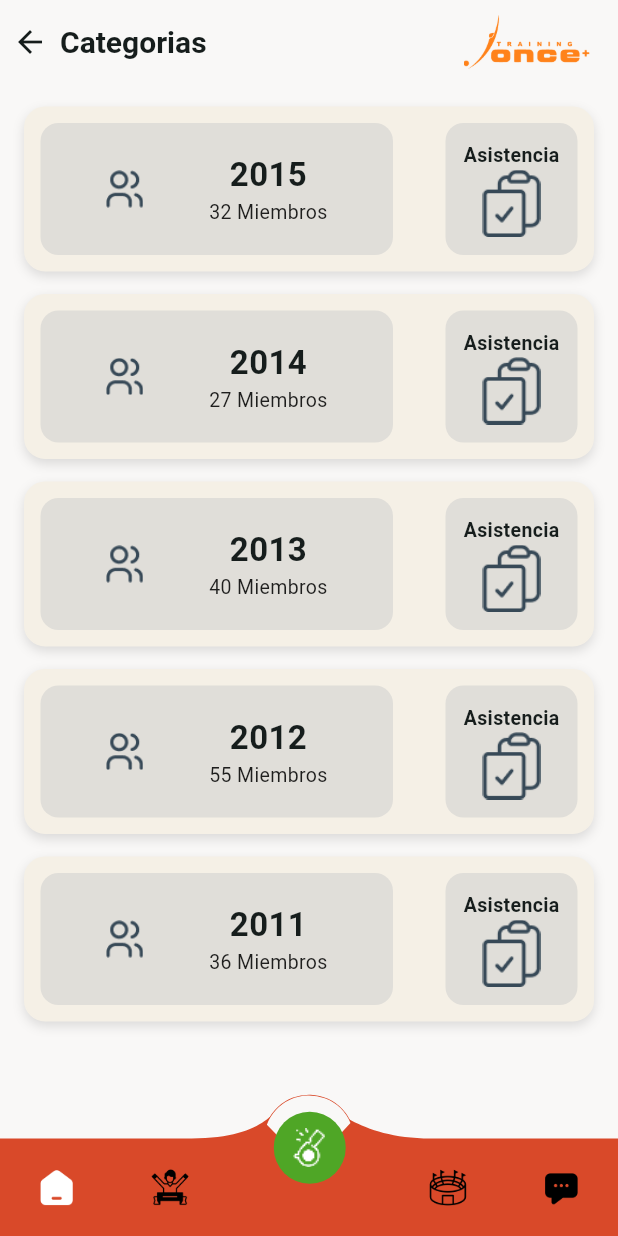
After one commit to Elkinssm/flutter_init, a Flutter app: the CategoryScreen screen opened by its route, on a phone screen of 412 x 824 dp. The commit adds this screen. Run offline on Flutter 3.47's test engine with Material 3 defaults, Android fonts, the phone set to English and light mode, and no system bars; our stand-ins replace flutter_riverpod, go_router, syncfusion_flutter_charts, table_calendar.

Commit message:
Category screen added

```diff
--- a/lib/config/router/app_router.dart
+++ b/lib/config/router/app_router.dart
@@ -49,5 +49,20 @@ final appRouter = GoRouter(
       name: CoachScreen.name,
       builder: (context, state) => const CoachScreen(),
     ),
+    GoRoute(
+      path: '/category_screen',
+      name: CategoryScreen.name,
+      builder: (context, state) => const CategoryScreen(),
+    ),
+    GoRoute(
+      path: '/selected_category_screen',
+      name: SelectedCategoryScreen.name,
+      builder: (context, state) => const SelectedCategoryScreen(),
+    ),
+    GoRoute(
+      path: '/daily_attendance_screen',
+      name: DailyAttendanceScreen.name,
+      builder: (context, state) => const DailyAttendanceScreen(),
+    ),
   ],
 );
--- a/lib/presentation/providers/loading_provider.dart
+++ b/lib/presentation/providers/loading_provider.dart
@@ -50,6 +50,8 @@ class LoadingNotifier extends StateNotifier<double> {
       'assets/images/edit-icon.png',
       'assets/images/calendar-icon.png',
       'assets/images/cup-icon.png',
+      'assets/images/members-icon.png',
+      'assets/images/asistance-icon.png',
     ];
 
     for (final img in images) {
--- /dev/null
+++ b/lib/presentation/screens/category_screen.dart
@@ -0,0 +1,80 @@
+import 'package:coach_app/presentation/widgets/widgets.dart';
+import 'package:flutter/material.dart';
+import 'package:go_router/go_router.dart';
+
+class CategoryScreen extends StatelessWidget {
+  static const String name = '/category_screen';
+  const CategoryScreen({super.key});
+
+  @override
+  Widget build(BuildContext context) {
+    return Scaffold(
+      backgroundColor: Color.fromRGBO(249, 248, 247, 1),
+      appBar: CustomAppbar(title: 'Categorias'),
+      bottomNavigationBar: CustomBottomAppbar(),
+      floatingActionButton: CustomFloatingActionButton(),
+      floatingActionButtonLocation: FloatingActionButtonLocation.centerDocked,
+      body: const _CategoryView(),
+    );
+  }
+}
+
+class _CategoryView extends StatefulWidget {
+  const _CategoryView();
+
+  @override
+  State<_CategoryView> createState() => _CategoryViewState();
+}
+
+class _CategoryViewState extends State<_CategoryView> {
+  int? selectedIndex;
+
+  final categories = <Category>[
+    Category(2015, 32),
+    Category(2014, 27),
+    Category(2013, 40),
+    Category(2012, 55),
+    Category(2011, 36),
+  ];
+
+  @override
+  Widget build(BuildContext context) {
+    return Padding(
+      padding: const EdgeInsets.only(top: 3),
+      child: SizedBox(
+        width: double.infinity,
+        child: ListView.separated(
+          padding: const EdgeInsets.fromLTRB(16, 12, 16, 24),
+          itemCount: categories.length,
+          separatorBuilder: (_, __) => const SizedBox(height: 15),
+          physics:
+              categories.length > 5
+                  ? const BouncingScrollPhysics()
+                  : const NeverScrollableScrollPhysics(),
+          itemBuilder: (context, index) {
+            final c = categories[index];
+            final isSelected = selectedIndex == index;
+            return CategoryCard(
+              year: c.year,
+              members: c.members,
+              isSelected: isSelected,
+              onTapCard: () {
+                setState(() => selectedIndex = index);
+                context.push('/selected_category_screen');
+              },
+              onTapAssistance: () {
+                context.push('/daily_attendance_screen');
+              },
+            );
+          },
+        ),
+      ),
+    );
+  }
+}
+
+class Category {
+  final int year;
+  final int members;
+  Category(this.year, this.members);
+}
--- a/lib/presentation/screens/coach_screen.dart
+++ b/lib/presentation/screens/coach_screen.dart
@@ -1,5 +1,6 @@
 import 'package:coach_app/presentation/widgets/widgets.dart';
 import 'package:flutter/material.dart';
+import 'package:go_router/go_router.dart';
 
 class CoachScreen extends StatelessWidget {
   static const String name = '/coach_screen';
@@ -48,6 +49,7 @@ class _CoachView extends StatelessWidget {
                     subtitleText: '20',
                     titleTextSize: 22,
                     subtitleTextSize: 24,
+                    onTap: () => context.push('/category_screen'),
                   ),
                 ],
               ),
--- /dev/null
+++ b/lib/presentation/screens/daily_attendance_screen.dart
@@ -0,0 +1,28 @@
+import 'package:coach_app/presentation/widgets/widgets.dart';
+import 'package:flutter/material.dart';
+
+class DailyAttendanceScreen extends StatelessWidget {
+  static const String name = '/daily_attendance_screen';
+  const DailyAttendanceScreen({super.key});
+
+  @override
+  Widget build(BuildContext context) {
+    return Scaffold(
+      backgroundColor: Color.fromRGBO(249, 248, 247, 1),
+      appBar: CustomAppbar(title: 'Asistencia diaria'),
+      bottomNavigationBar: CustomBottomAppbar(),
+      floatingActionButton: CustomFloatingActionButton(),
+      floatingActionButtonLocation: FloatingActionButtonLocation.centerDocked,
+      body: _DailyAttendanceView(),
+    );
+  }
+}
+
+class _DailyAttendanceView extends StatelessWidget {
+  const _DailyAttendanceView();
+
+  @override
+  Widget build(BuildContext context) {
+    return const Placeholder();
+  }
+}
--- a/lib/presentation/screens/screens.dart
+++ b/lib/presentation/screens/screens.dart
@@ -1,10 +1,13 @@
 export 'package:coach_app/presentation/screens/assistance_screen.dart';
+export 'package:coach_app/presentation/screens/category_screen.dart';
 export 'package:coach_app/presentation/screens/coach_screen.dart';
+export 'package:coach_app/presentation/screens/daily_attendance_screen.dart';
 export 'package:coach_app/presentation/screens/history_screen.dart';
 export 'package:coach_app/presentation/screens/loading_screen.dart';
 export 'package:coach_app/presentation/screens/login_screen.dart';
 export 'package:coach_app/presentation/screens/performance_screen.dart';
 export 'package:coach_app/presentation/screens/player_screen.dart';
 export 'package:coach_app/presentation/screens/register_screen.dart';
+export 'package:coach_app/presentation/screens/selected_category_screen.dart';
 export 'package:coach_app/presentation/screens/welcome_screen.dart';
 export 'package:coach_app/presentation/widgets/table/monthly_summaary.dart';
--- /dev/null
+++ b/lib/presentation/screens/selected_category_screen.dart
@@ -0,0 +1,28 @@
+import 'package:coach_app/presentation/widgets/widgets.dart';
+import 'package:flutter/material.dart';
+
+class SelectedCategoryScreen extends StatelessWidget {
+  static const String name = '/selected_category_screen';
+  const SelectedCategoryScreen({super.key});
+
+  @override
+  Widget build(BuildContext context) {
+    return Scaffold(
+      backgroundColor: Color.fromRGBO(249, 248, 247, 1),
+      appBar: CustomAppbar(title: 'Categoria seleccionada'),
+      bottomNavigationBar: CustomBottomAppbar(),
+      floatingActionButton: CustomFloatingActionButton(),
+      floatingActionButtonLocation: FloatingActionButtonLocation.centerDocked,
+      body: _SelectedCategoryView(),
+    );
+  }
+}
+
+class _SelectedCategoryView extends StatelessWidget {
+  const _SelectedCategoryView();
+
+  @override
+  Widget build(BuildContext context) {
+    return const Placeholder();
+  }
+}
--- /dev/null
+++ b/lib/presentation/widgets/cards/category_card.dart
@@ -0,0 +1,134 @@
+import 'package:flutter/material.dart';
+
+class CategoryCard extends StatelessWidget {
+  final int year;
+  final int members;
+  final bool isSelected;
+  final VoidCallback? onTapCard;
+  final VoidCallback? onTapAssistance;
+  const CategoryCard({
+    super.key,
+    required this.year,
+    required this.members,
+    required this.isSelected,
+    this.onTapCard, this.onTapAssistance,
+  });
+
+  @override
+  Widget build(BuildContext context) {
+    return InkWell(
+      onTap: onTapCard,
+      borderRadius: BorderRadius.circular(14),
+      child: AnimatedContainer(
+        height: 110,
+        width: double.infinity,
+        duration: const Duration(milliseconds: 120),
+        curve: Curves.easeOut,
+        decoration: BoxDecoration(
+          color: const Color.fromRGBO(245, 240, 230, 1),
+          borderRadius: BorderRadius.circular(14),
+          border: Border.all(
+            color:
+                isSelected
+                    ? const Color.fromRGBO(173, 111, 57, 1)
+                    : const Color.fromRGBO(245, 240, 230, 1),
+            width: isSelected ? 2 : 1,
+          ),
+          boxShadow:
+              isSelected
+                  ? [
+                    BoxShadow(
+                      blurRadius: 10,
+                      offset: const Offset(0, 6),
+                      color: Colors.black12,
+                    ),
+                  ]
+                  : [
+                    BoxShadow(
+                      blurRadius: 6,
+                      offset: const Offset(0, 3),
+                      color: Colors.black12,
+                    ),
+                  ],
+        ),
+        padding: const EdgeInsets.symmetric(horizontal: 10, vertical: 10),
+        child: Row(
+          mainAxisAlignment: MainAxisAlignment.spaceBetween,
+          children: [
+            Container(
+              height: 88,
+              width: 235,
+              decoration: BoxDecoration(
+                color: const Color.fromRGBO(224, 222, 217, 1),
+                borderRadius: BorderRadius.circular(12),
+              ),
+              child: Row(
+                mainAxisAlignment: MainAxisAlignment.spaceEvenly,
+                spacing: 0.01,
+                children: [
+                  Image.asset(
+                    'assets/images/members-icon.png',
+                    width: 25,
+                    height: 25,
+                  ),
+                  Column(
+                    mainAxisAlignment: MainAxisAlignment.center,
+                    children: [
+                      Text(
+                        '$year',
+                        style: const TextStyle(
+                          fontSize: 22,
+                          fontWeight: FontWeight.bold,
+                        ),
+                      ),
+                      Text(
+                        '$members Miembros',
+                        style: TextStyle(fontSize: 13, color: Colors.black87),
+                      ),
+                    ],
+                  ),
+                ],
+              ),
+            ),
+            // const SizedBox(width: 25),
+            _AssistanceTag(onTapButton: onTapAssistance),
+          ],
+        ),
+      ),
+    );
+  }
+}
+
+class _AssistanceTag extends StatelessWidget {
+  final VoidCallback? onTapButton;
+  const _AssistanceTag({this.onTapButton});
+
+  @override
+  Widget build(BuildContext context) {
+    return InkWell(
+      onTap: onTapButton,
+      child: Container(
+        height: 88,
+        width: 88,
+        decoration: BoxDecoration(
+          color: Color.fromRGBO(224, 222, 217, 1),
+          borderRadius: BorderRadius.circular(12),
+        ),
+        child: Column(
+          mainAxisAlignment: MainAxisAlignment.center,
+          children: [
+            Text(
+              'Asistencia',
+              style: TextStyle(fontSize: 13, fontWeight: FontWeight.w600),
+            ),
+            Image.asset(
+              'assets/images/asistance-icon.png',
+              width: 45,
+              height: 45,
+            ),
+          ],
+        ),
+      ),
+    );
+  }
+}
--- a/lib/presentation/widgets/widgets.dart
+++ b/lib/presentation/widgets/widgets.dart
@@ -1,6 +1,7 @@
 export 'package:coach_app/presentation/widgets/appbar/custom_appbar.dart';
 export 'package:coach_app/presentation/widgets/buttons/custom_action_button.dart';
 export 'package:coach_app/presentation/widgets/buttons/onboarding_next_button.dart';
+export 'package:coach_app/presentation/widgets/cards/category_card.dart';
 export 'package:coach_app/presentation/widgets/cards/custom_button_card.dart';
 export 'package:coach_app/presentation/widgets/cards/custom_cards.dart';
 export 'package:coach_app/presentation/widgets/cards/custom_info_card.dart';
```
Also changed, not shown: assets/images/asistance-icon.png (added), assets/images/members-icon.png (added).
